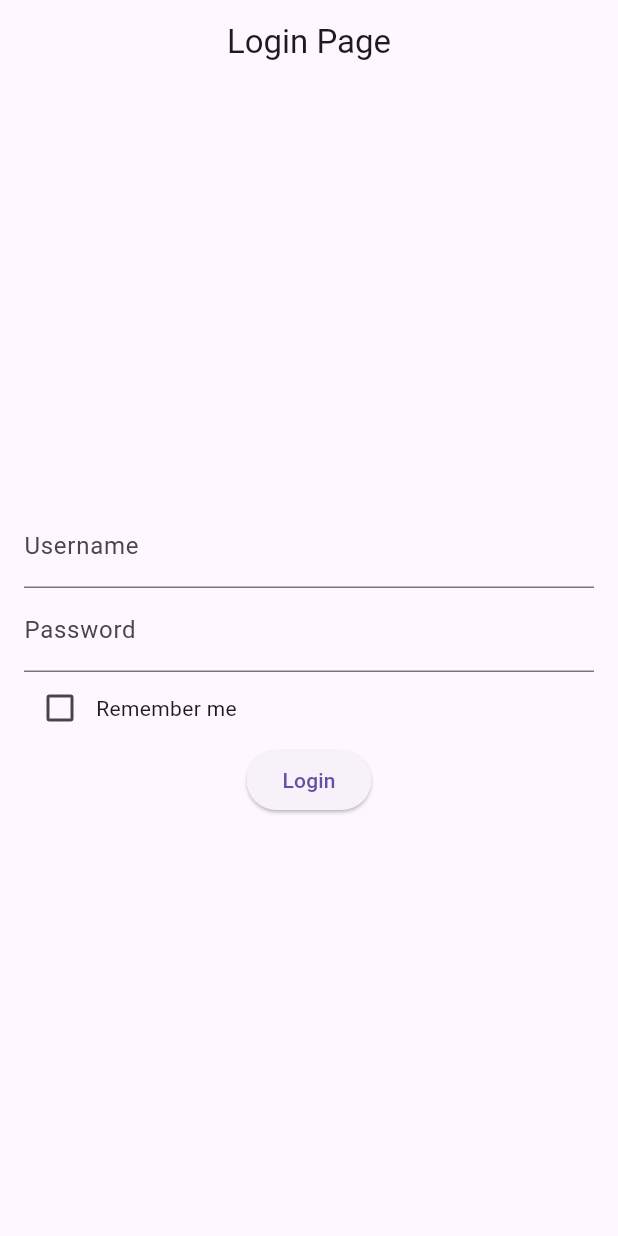
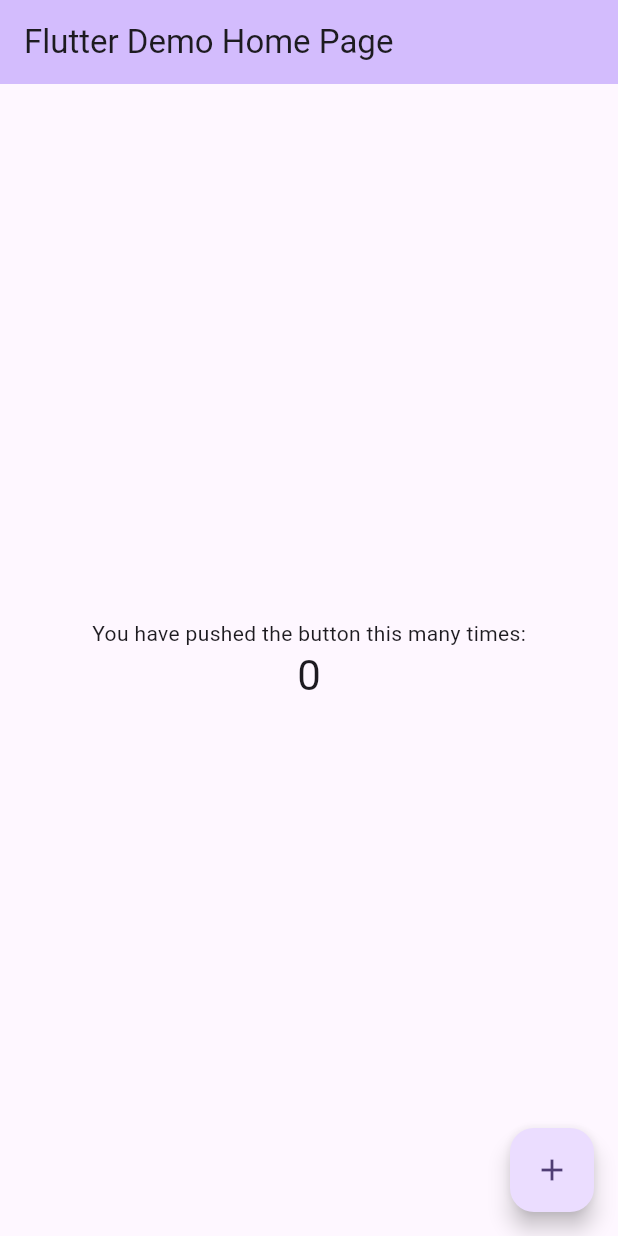
Before and after one commit to MiquelJaume/examen_final_jaume, a Flutter app: the screen it shows after launch, on a phone screen of 412 x 824 dp. Run offline on Flutter 3.47's test engine with Material 3 defaults, Android fonts, the phone set to English and light mode, and no system bars.

Commit message:
Revert "login/logout"
This reverts commit 49fd70c6d01868b40ab047d2c0c44ad0a2061194.

```diff
--- a/lib/main.dart
+++ b/lib/main.dart
@@ -1,21 +1,125 @@
 import 'package:flutter/material.dart';
-import 'package:examen_final_jaume/screens/login_page.dart';
 
-void main() async {
-  WidgetsFlutterBinding.ensureInitialized();
-  runApp(MyApp());
+void main() {
+  runApp(const MyApp());
 }
 
 class MyApp extends StatelessWidget {
+  const MyApp({super.key});
+
+  // This widget is the root of your application.
   @override
   Widget build(BuildContext context) {
     return MaterialApp(
-      debugShowCheckedModeBanner: false,
-      title: 'Simulacre examen pràctic',
+      title: 'Flutter Demo',
       theme: ThemeData(
-        primarySwatch: Colors.yellow,
+        // This is the theme of your application.
+        //
+        // TRY THIS: Try running your application with "flutter run". You'll see
+        // the application has a blue toolbar. Then, without quitting the app,
+        // try changing the seedColor in the colorScheme below to Colors.green
+        // and then invoke "hot reload" (save your changes or press the "hot
+        // reload" button in a Flutter-supported IDE, or press "r" if you used
+        // the command line to start the app).
+        //
+        // Notice that the counter didn't reset back to zero; the application
+        // state is not lost during the reload. To reset the state, use hot
+        // restart instead.
+        //
+        // This works for code too, not just values: Most code changes can be
+        // tested with just a hot reload.
+        colorScheme: ColorScheme.fromSeed(seedColor: Colors.deepPurple),
+        useMaterial3: true,
       ),
-      home: LoginPage(),
+      home: const MyHomePage(title: 'Flutter Demo Home Page'),
     );
   }
 }
+
+class MyHomePage extends StatefulWidget {
+  const MyHomePage({super.key, required this.title});
+
+  // This widget is the home page of your application. It is stateful, meaning
+  // that it has a State object (defined below) that contains fields that affect
+  // how it looks.
+
+  // This class is the configuration for the state. It holds the values (in this
+  // case the title) provided by the parent (in this case the App widget) and
+  // used by the build method of the State. Fields in a Widget subclass are
+  // always marked "final".
+
+  final String title;
+
+  @override
+  State<MyHomePage> createState() => _MyHomePageState();
+}
+
+class _MyHomePageState extends State<MyHomePage> {
+  int _counter = 0;
+
+  void _incrementCounter() {
+    setState(() {
+      // This call to setState tells the Flutter framework that something has
+      // changed in this State, which causes it to rerun the build method below
+      // so that the display can reflect the updated values. If we changed
+      // _counter without calling setState(), then the build method would not be
+      // called again, and so nothing would appear to happen.
+      _counter++;
+    });
+  }
+
+  @override
+  Widget build(BuildContext context) {
+    // This method is rerun every time setState is called, for instance as done
+    // by the _incrementCounter method above.
+    //
+    // The Flutter framework has been optimized to make rerunning build methods
+    // fast, so that you can just rebuild anything that needs updating rather
+    // than having to individually change instances of widgets.
+    return Scaffold(
+      appBar: AppBar(
+        // TRY THIS: Try changing the color here to a specific color (to
+        // Colors.amber, perhaps?) and trigger a hot reload to see the AppBar
+        // change color while the other colors stay the same.
+        backgroundColor: Theme.of(context).colorScheme.inversePrimary,
+        // Here we take the value from the MyHomePage object that was created by
+        // the App.build method, and use it to set our appbar title.
+        title: Text(widget.title),
+      ),
+      body: Center(
+        // Center is a layout widget. It takes a single child and positions it
+        // in the middle of the parent.
+        child: Column(
+          // Column is also a layout widget. It takes a list of children and
+          // arranges them vertically. By default, it sizes itself to fit its
+          // children horizontally, and tries to be as tall as its parent.
+          //
+          // Column has various properties to control how it sizes itself and
+          // how it positions its children. Here we use mainAxisAlignment to
+          // center the children vertically; the main axis here is the vertical
+          // axis because Columns are vertical (the cross axis would be
+          // horizontal).
+          //
+          // TRY THIS: Invoke "debug painting" (choose the "Toggle Debug Paint"
+          // action in the IDE, or press "p" in the console), to see the
+          // wireframe for each widget.
+          mainAxisAlignment: MainAxisAlignment.center,
+          children: <Widget>[
+            const Text(
+              'You have pushed the button this many times:',
+            ),
+            Text(
+              '$_counter',
+              style: Theme.of(context).textTheme.headlineMedium,
+            ),
+          ],
+        ),
+      ),
+      floatingActionButton: FloatingActionButton(
+        onPressed: _incrementCounter,
+        tooltip: 'Increment',
+        child: const Icon(Icons.add),
+      ), // This trailing comma makes auto-formatting nicer for build methods.
+    );
+  }
+}
--- a/lib/screens/login_page.dart
+++ /dev/null
@@ -1,105 +0,0 @@
-import 'package:flutter/material.dart';
-import 'package:shared_preferences/shared_preferences.dart';
-import 'package:examen_final_jaume/screens/home_screen.dart';
-
-class LoginPage extends StatefulWidget {
-  @override
-  _LoginPageState createState() => _LoginPageState();
-}
-
-class _LoginPageState extends State<LoginPage> {
-  final TextEditingController _usernameController = TextEditingController();
-  final TextEditingController _passwordController = TextEditingController();
-  bool _rememberMe = false;
-  String? _savedUsername; // Guardarà el nom d'usuari guardat
-  String? _savedPassword; // Guardarà la contrasenya guardada
-
-  @override
-  void initState() {
-    super.initState();
-    _getSavedCredentials(); // Obté les credencials guardades en iniciar la pàgina
-  }
-
-  void _getSavedCredentials() async {
-    SharedPreferences prefs = await SharedPreferences.getInstance();
-    setState(() {
-      _rememberMe = prefs.getBool('rememberMe') ?? false; // Obté l'estat de "recorda'm" guardat
-      if (_rememberMe) {
-        // Si "recorda'm" està actiu, carrega les credencials guardades
-        _savedUsername = prefs.getString('username') ?? ''; // Obté el nom d'usuari guardat
-        _savedPassword = prefs.getString('password') ?? ''; // Obté la contrasenya guardada
-        _usernameController.text = _savedUsername!; // Assigna el nom d'usuari guardat al controlador del TextField
-        _passwordController.text = _savedPassword!; // Assigna la contrasenya guardada al controlador del TextField
-      }
-    });
-  }
-
-  void _login() async {
-    String username = _usernameController.text;
-    String password = _passwordController.text;
-    SharedPreferences prefs = await SharedPreferences.getInstance();
-    if (_rememberMe) {
-      // Si "recorda'm" està actiu, guarda les credencials ingressades i l'estat de "recorda'm"
-      _savedUsername = username; // Guarda el nom d'usuari
-      _savedPassword = password; // Guarda la contrasenya
-      prefs.setString('username', username); // Guarda el nom d'usuari a SharedPreferences
-      prefs.setString('password', password); // Guarda la contrasenya a SharedPreferences
-      prefs.setBool('rememberMe', true); // Guarda l'estat de "recorda'm" a SharedPreferences
-    } else {
-      // Si "recorda'm" està desactivat, elimina les credencials guardades i establix l'estat de "recorda'm" a fals
-      prefs.remove('username'); // Elimina el nom d'usuari guardat de SharedPreferences
-      prefs.remove('password'); // Elimina la contrasenya guardada de SharedPreferences
-      prefs.setBool('rememberMe', false); // Estableix l'estat de "recorda'm" a fals a SharedPreferences
-    }
-    // Navega a la pantalla HomeScreen després d'iniciar sessió
-    Navigator.push(
-      context,
-      MaterialPageRoute(builder: (context) => HomeScreen()),
-    );
-  }
-
-  @override
-  Widget build(BuildContext context) {
-    return Scaffold(
-      appBar: AppBar(
-        centerTitle: true,
-        title: Text('Login Page'),
-      ),
-      body: Padding(
-        padding: EdgeInsets.all(16.0),
-        child: Column(
-          mainAxisAlignment: MainAxisAlignment.center,
-          children: [
-            TextField(
-              controller: _usernameController,
-              decoration: InputDecoration(labelText: 'Username'),
-            ),
-            TextField(
-              controller: _passwordController,
-              obscureText: true,
-              decoration: InputDecoration(labelText: 'Password'),
-            ),
-            Row(
-              children: [
-                Checkbox(
-                  value: _rememberMe,
-                  onChanged: (value) {
-                    setState(() {
-                      _rememberMe = value!;
-                    });
-                  },
-                ),
-                Text('Remember me'),
-              ],
-            ),
-            // Botó per fer login
-            ElevatedButton(
-              onPressed: _login,
-              child: Text('Login'),
-            ),
-          ],
-        ),
-      ),
-    );
-  }
-}
--- a/pubspec.yaml
+++ b/pubspec.yaml
@@ -35,8 +35,6 @@ dependencies:
   # The following adds the Cupertino Icons font to your application.
   # Use with the CupertinoIcons class for iOS style icons.
   cupertino_icons: ^1.0.2
-  shared_preferences: ^2.2.2
-  firebase_database: ^10.4.0
 
 dev_dependencies:
   flutter_test:
```
Also changed, not shown: lib/models/arbres.dart (deleted, +0 -35 lines), lib/screens/home_screen.dart (deleted, +0 -39 lines), pubspec.lock, 4 other files.
